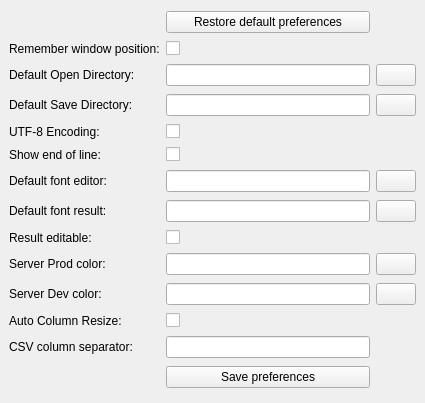
The window that source/qtdesigner/preferences_ui.ui (MValaguz/MSql) describes before a commit, drawn with Qt 5.
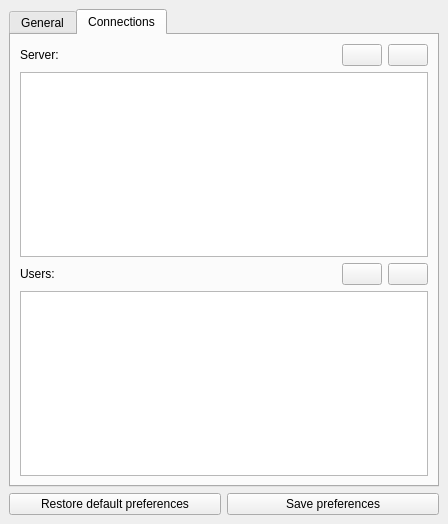
The same window after the commit. The open tabs and pages were chosen to show the change. Icons and pictures are not drawn.

The edit to the form file:
```diff
--- a/source/qtdesigner/preferences_ui.ui
+++ b/source/qtdesigner/preferences_ui.ui
@@ -6,8 +6,8 @@
    <rect>
     <x>0</x>
     <y>0</y>
-    <width>425</width>
-    <height>403</height>
+    <width>448</width>
+    <height>524</height>
    </rect>
   </property>
   <property name="windowTitle">
@@ -19,10 +19,12 @@
   </property>
   <widget class="QWidget" name="centralwidget">
    <layout class="QGridLayout" name="gridLayout">
-    <item row="9" column="3">
-     <widget class="QPushButton" name="b_default_color_prod">
+    <item row="1" column="0">
+     <layout class="QHBoxLayout" name="horizontalLayout">
+      <item>
+       <widget class="QPushButton" name="b_restore">
       <property name="text">
-       <string/>
+         <string>Restore default preferences</string>
       </property>
       <property name="icon">
        <iconset resource="resource.qrc">
@@ -30,55 +32,7 @@
       </property>
      </widget>
     </item>
-    <item row="9" column="0">
-     <widget class="QLabel" name="label_7">
-      <property name="text">
-       <string>Server Prod color:</string>
-      </property>
-      <property name="buddy">
-       <cstring>e_default_color_prod</cstring>
-      </property>
-     </widget>
-    </item>
-    <item row="7" column="0">
-     <widget class="QLabel" name="label_5">
-      <property name="text">
-       <string>Default font result:</string>
-      </property>
-      <property name="buddy">
-       <cstring>e_default_font_result</cstring>
-      </property>
-     </widget>
-    </item>
-    <item row="7" column="3">
-     <widget class="QPushButton" name="b_default_font_result">
-      <property name="icon">
-       <iconset resource="resource.qrc">
-        <normaloff>:/icons/icons/font_type.gif</normaloff>:/icons/icons/font_type.gif</iconset>
-      </property>
-     </widget>
-    </item>
-    <item row="2" column="0">
-     <widget class="QLabel" name="label">
-      <property name="text">
-       <string>Default Open Directory:</string>
-      </property>
-      <property name="buddy">
-       <cstring>e_default_open_dir</cstring>
-      </property>
-     </widget>
-    </item>
-    <item row="8" column="0">
-     <widget class="QLabel" name="label_6">
-      <property name="text">
-       <string>Result editable:</string>
-      </property>
-      <property name="buddy">
-       <cstring>e_default_editable</cstring>
-      </property>
-     </widget>
-    </item>
-    <item row="13" column="2">
+      <item>
      <widget class="QPushButton" name="b_save">
       <property name="text">
        <string>Save preferences</string>
@@ -89,73 +43,66 @@
       </property>
      </widget>
     </item>
-    <item row="6" column="2">
-     <widget class="QLineEdit" name="e_default_font_editor">
-      <property name="readOnly">
-       <bool>true</bool>
+     </layout>
+    </item>
+    <item row="0" column="0">
+     <widget class="QTabWidget" name="o_tab_widget">
+      <property name="currentIndex">
+       <number>0</number>
+      </property>
+      <widget class="QWidget" name="general">
+       <attribute name="title">
+        <string>General</string>
+       </attribute>
+       <widget class="QWidget" name="layoutWidget">
+        <property name="geometry">
+         <rect>
+          <x>8</x>
+          <y>9</y>
+          <width>401</width>
+          <height>421</height>
+         </rect>
+        </property>
+        <layout class="QGridLayout" name="gridLayout_2">
+         <item row="0" column="1">
+          <widget class="QCheckBox" name="e_remember_window_pos"/>
+         </item>
+         <item row="1" column="0">
+          <widget class="QLabel" name="label">
+           <property name="text">
+            <string>Default Open Directory:</string>
+           </property>
+           <property name="buddy">
+            <cstring>e_default_open_dir</cstring>
       </property>
      </widget>
     </item>
-    <item row="2" column="2">
+         <item row="1" column="1">
      <widget class="QLineEdit" name="e_default_open_dir"/>
     </item>
-    <item row="4" column="2">
-     <widget class="QCheckBox" name="e_default_utf_8"/>
-    </item>
-    <item row="3" column="3">
-     <widget class="QPushButton" name="b_default_save_dir">
-      <property name="icon">
-       <iconset resource="resource.qrc">
-        <normaloff>:/icons/icons/folder.gif</normaloff>:/icons/icons/folder.gif</iconset>
-      </property>
-     </widget>
-    </item>
-    <item row="8" column="2">
-     <widget class="QCheckBox" name="e_default_editable">
+         <item row="0" column="0">
+          <widget class="QLabel" name="label_10">
+           <property name="text">
+            <string>Remember window position:</string>
+           </property>
+           <property name="buddy">
+            <cstring>e_remember_window_pos</cstring>
+           </property>
+          </widget>
+         </item>
+         <item row="2" column="0">
+          <widget class="QLabel" name="label_2">
       <property name="text">
-       <string/>
-      </property>
-     </widget>
-    </item>
-    <item row="3" column="2">
+            <string>Default Save Directory:</string>
+           </property>
+           <property name="buddy">
+            <cstring>e_default_save_dir</cstring>
+           </property>
+          </widget>
+         </item>
+         <item row="2" column="1">
      <widget class="QLineEdit" name="e_default_save_dir"/>
     </item>
-    <item row="6" column="3">
-     <widget class="QPushButton" name="b_default_font_editor">
-      <property name="icon">
-       <iconset resource="resource.qrc">
-        <normaloff>:/icons/icons/font_type.gif</normaloff>:/icons/icons/font_type.gif</iconset>
-      </property>
-     </widget>
-    </item>
-    <item row="7" column="2">
-     <widget class="QLineEdit" name="e_default_font_result">
-      <property name="readOnly">
-       <bool>true</bool>
-      </property>
-     </widget>
-    </item>
-    <item row="6" column="0">
-     <widget class="QLabel" name="label_4">
-      <property name="text">
-       <string>Default font editor:</string>
-      </property>
-      <property name="buddy">
-       <cstring>e_default_font_editor</cstring>
-      </property>
-     </widget>
-    </item>
-    <item row="2" column="3">
-     <widget class="QPushButton" name="b_default_open_dir">
-      <property name="icon">
-       <iconset resource="resource.qrc">
-        <normaloff>:/icons/icons/folder.gif</normaloff>:/icons/icons/folder.gif</iconset>
-      </property>
-     </widget>
-    </item>
-    <item row="9" column="2">
-     <widget class="QLineEdit" name="e_default_color_prod"/>
-    </item>
     <item row="4" column="0">
      <widget class="QLabel" name="label_3">
       <property name="text">
@@ -166,18 +113,15 @@
       </property>
      </widget>
     </item>
-    <item row="10" column="0">
-     <widget class="QLabel" name="label_8">
-      <property name="text">
-       <string>Server Dev color:</string>
-      </property>
-      <property name="buddy">
-       <cstring>e_default_color_dev</cstring>
-      </property>
-     </widget>
-    </item>
-    <item row="3" column="0">
-     <widget class="QLabel" name="label_2">
+         <item row="6" column="1">
+          <widget class="QLineEdit" name="e_default_font_editor">
+           <property name="readOnly">
+            <bool>true</bool>
+           </property>
+          </widget>
+         </item>
+         <item row="6" column="0">
+          <widget class="QLabel" name="label_4">
       <property name="text">
        <string>Default Save Directory:</string>
       </property>
@@ -186,31 +130,7 @@
       </property>
      </widget>
     </item>
-    <item row="10" column="2">
-     <widget class="QLineEdit" name="e_default_color_dev"/>
-    </item>
-    <item row="10" column="3">
-     <widget class="QPushButton" name="b_default_color_dev">
-      <property name="text">
-       <string/>
-      </property>
-      <property name="icon">
-       <iconset resource="resource.qrc">
-        <normaloff>:/icons/icons/color.gif</normaloff>:/icons/icons/color.gif</iconset>
-      </property>
-     </widget>
-    </item>
-    <item row="1" column="0">
-     <widget class="QLabel" name="label_10">
-      <property name="text">
-       <string>Remember window position:</string>
-      </property>
-      <property name="buddy">
-       <cstring>e_remember_window_pos</cstring>
-      </property>
-     </widget>
-    </item>
-    <item row="5" column="2">
+         <item row="5" column="1">
      <widget class="QCheckBox" name="e_default_end_of_line">
       <property name="text">
        <string/>
@@ -231,21 +151,70 @@
       </property>
      </widget>
     </item>
-    <item row="0" column="2">
-     <widget class="QPushButton" name="b_restore">
+         <item row="4" column="1">
+          <widget class="QCheckBox" name="e_default_utf_8"/>
+         </item>
+         <item row="7" column="0">
+          <widget class="QLabel" name="label_5">
       <property name="text">
-       <string>Restore default preferences</string>
-      </property>
+            <string>Default font result:</string>
+           </property>
+           <property name="buddy">
+            <cstring>e_default_font_result</cstring>
+           </property>
+          </widget>
+         </item>
+         <item row="6" column="2">
+          <widget class="QPushButton" name="b_default_font_editor">
       <property name="icon">
        <iconset resource="resource.qrc">
         <normaloff>:/icons/icons/undo.gif</normaloff>:/icons/icons/undo.gif</iconset>
       </property>
      </widget>
     </item>
-    <item row="1" column="2">
-     <widget class="QCheckBox" name="e_remember_window_pos"/>
-    </item>
-    <item row="11" column="2">
+         <item row="7" column="2">
+          <widget class="QPushButton" name="b_default_font_result">
+           <property name="icon">
+            <iconset resource="resource.qrc">
+             <normaloff>:/icons/icons/font_type.gif</normaloff>:/icons/icons/font_type.gif</iconset>
+           </property>
+          </widget>
+         </item>
+         <item row="8" column="0">
+          <widget class="QLabel" name="label_6">
+           <property name="text">
+            <string>Make table editable:</string>
+           </property>
+           <property name="buddy">
+            <cstring>e_default_editable</cstring>
+           </property>
+          </widget>
+         </item>
+         <item row="7" column="1">
+          <widget class="QLineEdit" name="e_default_font_result">
+           <property name="readOnly">
+            <bool>true</bool>
+           </property>
+          </widget>
+         </item>
+         <item row="8" column="1">
+          <widget class="QCheckBox" name="e_default_editable">
+           <property name="text">
+            <string/>
+           </property>
+          </widget>
+         </item>
+         <item row="10" column="0">
+          <widget class="QLabel" name="label_12">
+           <property name="text">
+            <string>CSV column separator:</string>
+           </property>
+           <property name="buddy">
+            <cstring>e_default_csv_separator</cstring>
+           </property>
+          </widget>
+         </item>
+         <item row="9" column="1">
      <widget class="QCheckBox" name="e_default_auto_column_resize">
       <property name="icon">
        <iconset resource="resource.qrc">
@@ -253,7 +222,7 @@
       </property>
      </widget>
     </item>
-    <item row="11" column="0">
+         <item row="9" column="0">
      <widget class="QLabel" name="label_11">
       <property name="text">
        <string>Auto Column Resize:</string>
@@ -263,17 +232,167 @@
       </property>
      </widget>
     </item>
-    <item row="12" column="2">
+         <item row="10" column="1">
      <widget class="QLineEdit" name="e_default_csv_separator"/>
     </item>
-    <item row="12" column="0">
-     <widget class="QLabel" name="label_12">
+         <item row="1" column="2">
+          <widget class="QPushButton" name="b_default_open_dir">
+           <property name="icon">
+            <iconset resource="resource.qrc">
+             <normaloff>:/icons/icons/folder.gif</normaloff>:/icons/icons/folder.gif</iconset>
+           </property>
+          </widget>
+         </item>
+         <item row="2" column="2">
+          <widget class="QPushButton" name="b_default_save_dir">
+           <property name="icon">
+            <iconset resource="resource.qrc">
+             <normaloff>:/icons/icons/folder.gif</normaloff>:/icons/icons/folder.gif</iconset>
+           </property>
+          </widget>
+         </item>
+        </layout>
+       </widget>
+      </widget>
+      <widget class="QWidget" name="connections">
+       <attribute name="title">
+        <string>Connections</string>
+       </attribute>
+       <layout class="QGridLayout" name="gridLayout_3">
+        <item row="0" column="0">
+         <layout class="QHBoxLayout" name="horizontalLayout_3">
+          <item>
+           <widget class="QLabel" name="label_13">
       <property name="text">
-       <string>CSV column separator:</string>
+             <string>Server:</string>
       </property>
       <property name="buddy">
-       <cstring>e_default_csv_separator</cstring>
-      </property>
+             <cstring>o_server</cstring>
+            </property>
+           </widget>
+          </item>
+          <item>
+           <spacer name="horizontalSpacer">
+            <property name="orientation">
+             <enum>Qt::Horizontal</enum>
+            </property>
+            <property name="sizeHint" stdset="0">
+             <size>
+              <width>40</width>
+              <height>20</height>
+             </size>
+            </property>
+           </spacer>
+          </item>
+          <item>
+           <layout class="QHBoxLayout" name="horizontalLayout_2">
+            <item>
+             <widget class="QPushButton" name="b_server_add">
+              <property name="toolTip">
+               <string>Add a server</string>
+              </property>
+              <property name="text">
+               <string/>
+              </property>
+              <property name="icon">
+               <iconset resource="resource.qrc">
+                <normaloff>:/icons/icons/add.gif</normaloff>:/icons/icons/add.gif</iconset>
+              </property>
+             </widget>
+            </item>
+            <item>
+             <widget class="QPushButton" name="b_server_remove">
+              <property name="toolTip">
+               <string>Remove selected server</string>
+              </property>
+              <property name="text">
+               <string/>
+              </property>
+              <property name="icon">
+               <iconset resource="resource.qrc">
+                <normaloff>:/icons/icons/failed.gif</normaloff>:/icons/icons/failed.gif</iconset>
+              </property>
+             </widget>
+            </item>
+           </layout>
+          </item>
+         </layout>
+        </item>
+        <item row="1" column="0">
+         <widget class="QTableWidget" name="o_server">
+          <property name="selectionMode">
+           <enum>QAbstractItemView::SingleSelection</enum>
+          </property>
+         </widget>
+        </item>
+        <item row="2" column="0">
+         <layout class="QHBoxLayout" name="horizontalLayout_5">
+          <item>
+           <widget class="QLabel" name="label_14">
+            <property name="text">
+             <string>Users:</string>
+            </property>
+            <property name="buddy">
+             <cstring>o_users</cstring>
+            </property>
+           </widget>
+          </item>
+          <item>
+           <spacer name="horizontalSpacer_2">
+            <property name="orientation">
+             <enum>Qt::Horizontal</enum>
+            </property>
+            <property name="sizeHint" stdset="0">
+             <size>
+              <width>40</width>
+              <height>20</height>
+             </size>
+            </property>
+           </spacer>
+          </item>
+          <item>
+           <layout class="QHBoxLayout" name="horizontalLayout_4">
+            <item>
+             <widget class="QPushButton" name="b_user_add">
+              <property name="toolTip">
+               <string>Add user</string>
+              </property>
+              <property name="text">
+               <string/>
+              </property>
+              <property name="icon">
+               <iconset resource="resource.qrc">
+                <normaloff>:/icons/icons/add.gif</normaloff>:/icons/icons/add.gif</iconset>
+              </property>
+             </widget>
+            </item>
+            <item>
+             <widget class="QPushButton" name="b_user_remove">
+              <property name="toolTip">
+               <string>Remove selected user</string>
+              </property>
+              <property name="text">
+               <string/>
+              </property>
+              <property name="icon">
+               <iconset resource="resource.qrc">
+                <normaloff>:/icons/icons/failed.gif</normaloff>:/icons/icons/failed.gif</iconset>
+              </property>
+             </widget>
+            </item>
+           </layout>
+          </item>
+         </layout>
+        </item>
+        <item row="3" column="0">
+         <widget class="QTableWidget" name="o_users">
+          <property name="selectionMode">
+           <enum>QAbstractItemView::SingleSelection</enum>
+          </property>
+         </widget>
+        </item>
+       </layout>
+      </widget>
      </widget>
     </item>
    </layout>
```
Left out of the diff: 147 changed lines with no effect on the pictures. Lines whose indentation alone changed are shown as unchanged.
